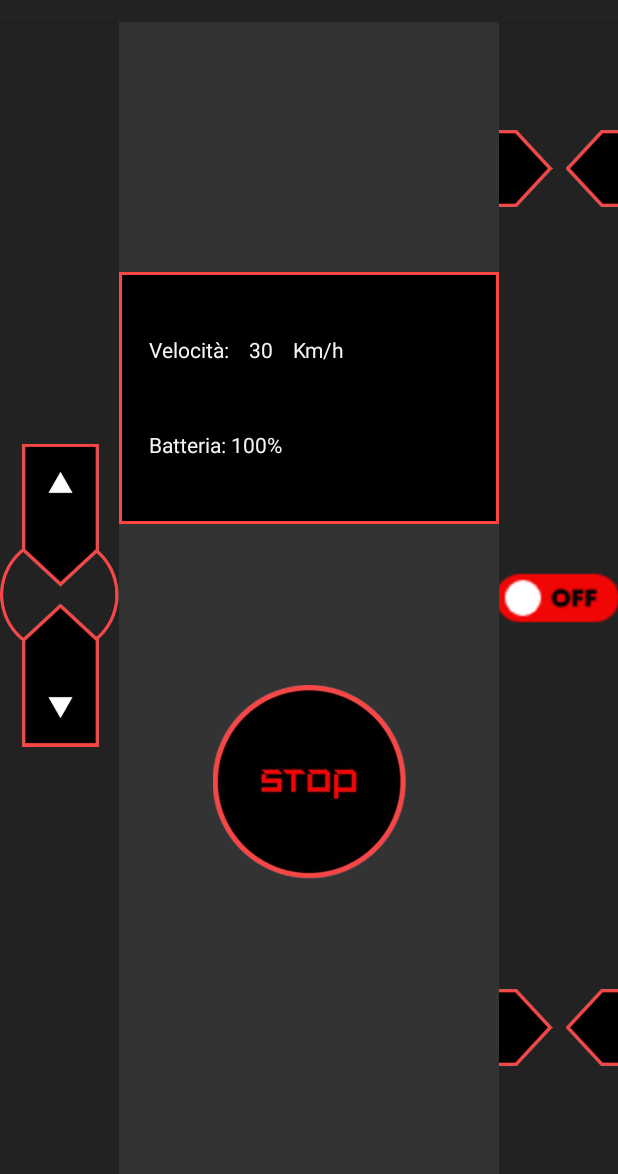
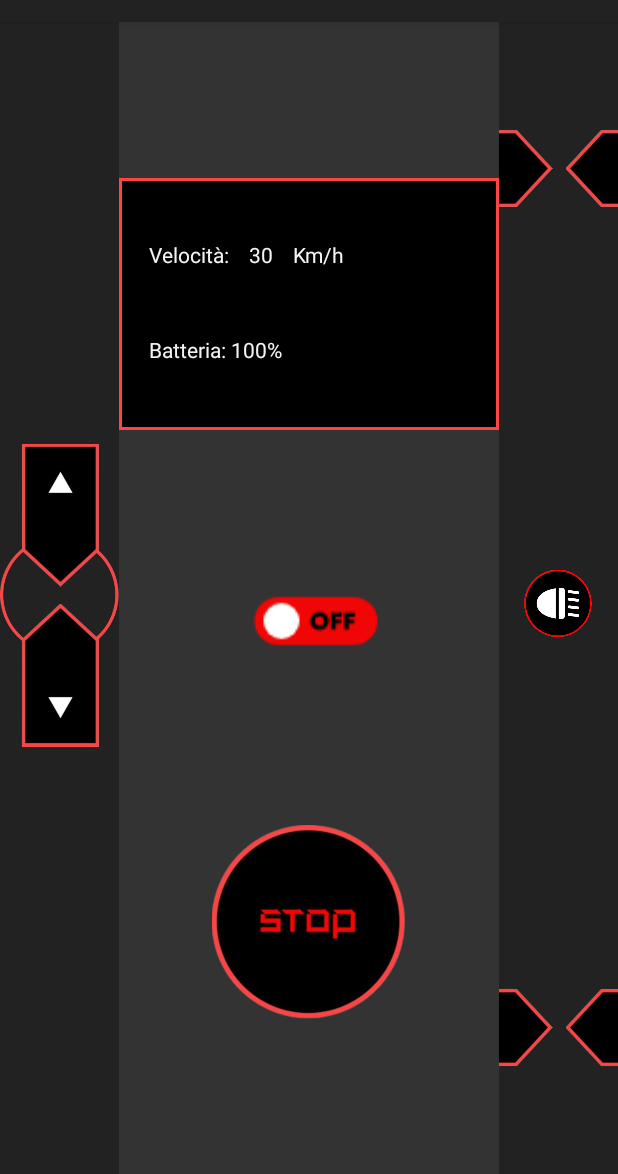
Before and after one commit to binisamuele/TANGO-ITS, an Android app: the fragment ControllerFragment placed in its activity, in the side drawer, after a tap on "Controller", on a phone screen of 412 x 824 dp, the part 62-1236 px from its top. Run offline under Robolectric (Android 15) with nearby library versions, the phone set to English and light mode, and no system bars; our stand-ins replace Volley; network calls fail.

Commit message:
lights
Gionata

```diff
--- a/Comunicazione/Android_app/app/src/main/java/com/example/irobotapplication/ControllerFragment.java
+++ b/Comunicazione/Android_app/app/src/main/java/com/example/irobotapplication/ControllerFragment.java
@@ -83,6 +83,7 @@ public class ControllerFragment extends Fragment {
 
         requireActivity().setRequestedOrientation(ActivityInfo.SCREEN_ORIENTATION_LANDSCAPE);
 
+        AppCompatImageButton buttonLights = requireView().findViewById(R.id.btnLights);
         AppCompatImageButton buttonForward = requireView().findViewById(R.id.bntUp);
         AppCompatImageButton buttonBackwards = requireView().findViewById(R.id.btnDown);
         AppCompatImageButton buttonRotSx = requireView().findViewById(R.id.btnRotSX);
@@ -110,6 +111,22 @@ public class ControllerFragment extends Fragment {
                 return true;
             }
             return false;
+        });
+
+        buttonLights.setOnClickListener(new View.OnClickListener() {
+            boolean lights_state = false; // Stato iniziale
+            @Override
+            public void onClick(View v) {
+                if (!lights_state) {
+                    // Se le luci sono spente, accendile
+                    buttonLights.setImageResource(R.drawable.lights_on);
+                    lights_state = true;
+                } else {
+                    // Se le luci sono accese, spegnile
+                    buttonLights.setImageResource(R.drawable.lights_off);
+                    lights_state = false;
+                }
+            }
         });
 
         buttonBackwards.setOnTouchListener((v, event) -> {
--- a/Comunicazione/Android_app/app/src/main/res/drawable/display.xml
+++ b/Comunicazione/Android_app/app/src/main/res/drawable/display.xml
@@ -1,5 +1,7 @@
-<shape xmlns:android="http://schemas.android.com/apk/res/android">
-    <solid android:color="#000000" />
+<shape
+    xmlns:android="http://schemas.android.com/apk/res/android">
+    <solid
+        android:color="#000000" />
     <stroke
         android:width="2dp"
         android:color="#FF4444" />
--- a/Comunicazione/Android_app/app/src/main/res/layout/fragment_controller.xml
+++ b/Comunicazione/Android_app/app/src/main/res/layout/fragment_controller.xml
@@ -93,11 +93,10 @@
                 android:id="@+id/Display"
                 android:layout_width="wrap_content"
                 android:layout_height="wrap_content"
-                android:layout_marginTop="90dp"
-                android:layout_marginBottom="30dp"
+                android:layout_marginBottom="12dp"
                 android:contentDescription="display"
                 android:src="@drawable/display"
-                app:layout_constraintBottom_toTopOf="@+id/btnStop"
+                app:layout_constraintBottom_toTopOf="@id/switch_OnOff"
                 app:layout_constraintEnd_toEndOf="parent"
                 app:layout_constraintHorizontal_bias="0.0"
                 app:layout_constraintStart_toStartOf="parent"
@@ -107,15 +106,15 @@
                 android:id="@+id/btnStop"
                 android:layout_width="142dp"
                 android:layout_height="129dp"
-                android:layout_marginBottom="120dp"
                 android:background="#00FFFFFF"
                 android:contentDescription="stop"
                 android:scaleType="fitCenter"
                 android:src="@drawable/stopbutton"
                 app:layout_constraintBottom_toBottomOf="parent"
                 app:layout_constraintEnd_toEndOf="parent"
+                app:layout_constraintHorizontal_bias="0.495"
                 app:layout_constraintStart_toStartOf="parent"
-                app:layout_constraintTop_toBottomOf="@+id/Display" />
+                app:layout_constraintTop_toBottomOf="@+id/switch_OnOff" />
 
             <TextView
                 android:id="@+id/Velocita"
@@ -139,6 +138,23 @@
                 app:layout_constraintStart_toStartOf="parent"
                 app:layout_constraintTop_toBottomOf="@id/Velocita" />
 
+            <Switch
+                android:id="@+id/switch_OnOff"
+                android:layout_width="54dp"
+                android:layout_height="24dp"
+                android:layout_marginBottom="20dp"
+                android:checked="false"
+                android:enabled="true"
+                android:scaleX="2"
+                android:scaleY="2"
+                android:thumb="@drawable/ic_thumb"
+                android:track="@drawable/bg_track"
+                app:layout_constraintBottom_toTopOf="@id/btnStop"
+                app:layout_constraintEnd_toEndOf="parent"
+                app:layout_constraintHorizontal_bias="0.497"
+                app:layout_constraintStart_toStartOf="parent"
+                app:layout_constraintTop_toBottomOf="@+id/Display" />
+
         </androidx.constraintlayout.widget.ConstraintLayout>
 
     </FrameLayout>
@@ -161,30 +177,30 @@
 
             <ImageButton
                 android:id="@+id/btnSX"
-                android:contentDescription="sx"
-                android:src="@drawable/vettoredown_bianco__removebg_preview"
                 android:layout_width="104dp"
                 android:layout_height="95dp"
                 android:layout_marginBottom="50dp"
                 android:background="#00FFFFFF"
+                android:contentDescription="sx"
                 android:rotation="90"
                 android:scaleType="fitCenter"
+                android:src="@drawable/vettoredown_bianco__removebg_preview"
                 app:layout_constraintBottom_toBottomOf="parent"
                 app:layout_constraintEnd_toStartOf="@+id/btnDX"
-                app:layout_constraintStart_toStartOf="parent"/>
+                app:layout_constraintStart_toStartOf="parent" />
 
             <ImageButton
                 android:id="@+id/btnRotDX"
-                android:contentDescription="rotDx"
-                android:src="@drawable/rotdx_bianco"
                 android:layout_width="104dp"
                 android:layout_height="95dp"
                 android:layout_marginTop="50dp"
                 android:background="#00FFFFFF"
+                android:contentDescription="rotDx"
                 android:scaleType="fitCenter"
+                android:src="@drawable/rotdx_bianco"
                 app:layout_constraintEnd_toEndOf="parent"
                 app:layout_constraintStart_toEndOf="@+id/btnRotSX"
-                app:layout_constraintTop_toTopOf="parent"/>
+                app:layout_constraintTop_toTopOf="parent" />
 
             <ImageButton
                 android:id="@+id/btnRotSX"
@@ -201,32 +217,30 @@
 
             <ImageButton
                 android:id="@+id/btnDX"
-                android:contentDescription="dx"
-                android:src="@drawable/vettoredown_bianco__removebg_preview"
                 android:layout_width="104dp"
                 android:layout_height="95dp"
                 android:layout_marginBottom="50dp"
                 android:background="#00FFFFFF"
+                android:contentDescription="dx"
                 android:rotation="-90"
                 android:scaleType="fitCenter"
+                android:src="@drawable/vettoredown_bianco__removebg_preview"
                 app:layout_constraintBottom_toBottomOf="parent"
                 app:layout_constraintEnd_toEndOf="parent"
-                app:layout_constraintStart_toEndOf="@+id/btnSX"/>
+                app:layout_constraintStart_toEndOf="@+id/btnSX" />
 
-            <Switch
-                android:id="@+id/switch_OnOff"
-                android:track="@drawable/bg_track"
-                android:thumb="@drawable/ic_thumb"
-                android:layout_width="wrap_content"
-                android:layout_height="wrap_content"
-                android:scaleX="2"
-                android:scaleY="2"
-                android:checked="false"
-                android:enabled="true"
-                app:layout_constraintBottom_toTopOf="@+id/btnDX"
+            <ImageButton
+                android:id="@+id/btnLights"
+                android:layout_width="100dp"
+                android:layout_height="100dp"
+                android:backgroundTint="#00FFFFFF"
+                android:scaleType="centerInside"
+                android:src="@drawable/lights_off"
+                app:layout_constraintBottom_toBottomOf="parent"
                 app:layout_constraintEnd_toEndOf="parent"
                 app:layout_constraintStart_toStartOf="parent"
-                app:layout_constraintTop_toBottomOf="@+id/btnRotSX" />
+                app:layout_constraintTop_toTopOf="parent"
+                android:contentDescription="TODO" />
 
         </androidx.constraintlayout.widget.ConstraintLayout>
 
```
Also changed, not shown: Comunicazione/Android_app/app/src/main/res/drawable/lights_off.png (added), Comunicazione/Android_app/app/src/main/res/drawable/lights_on.png (added).
